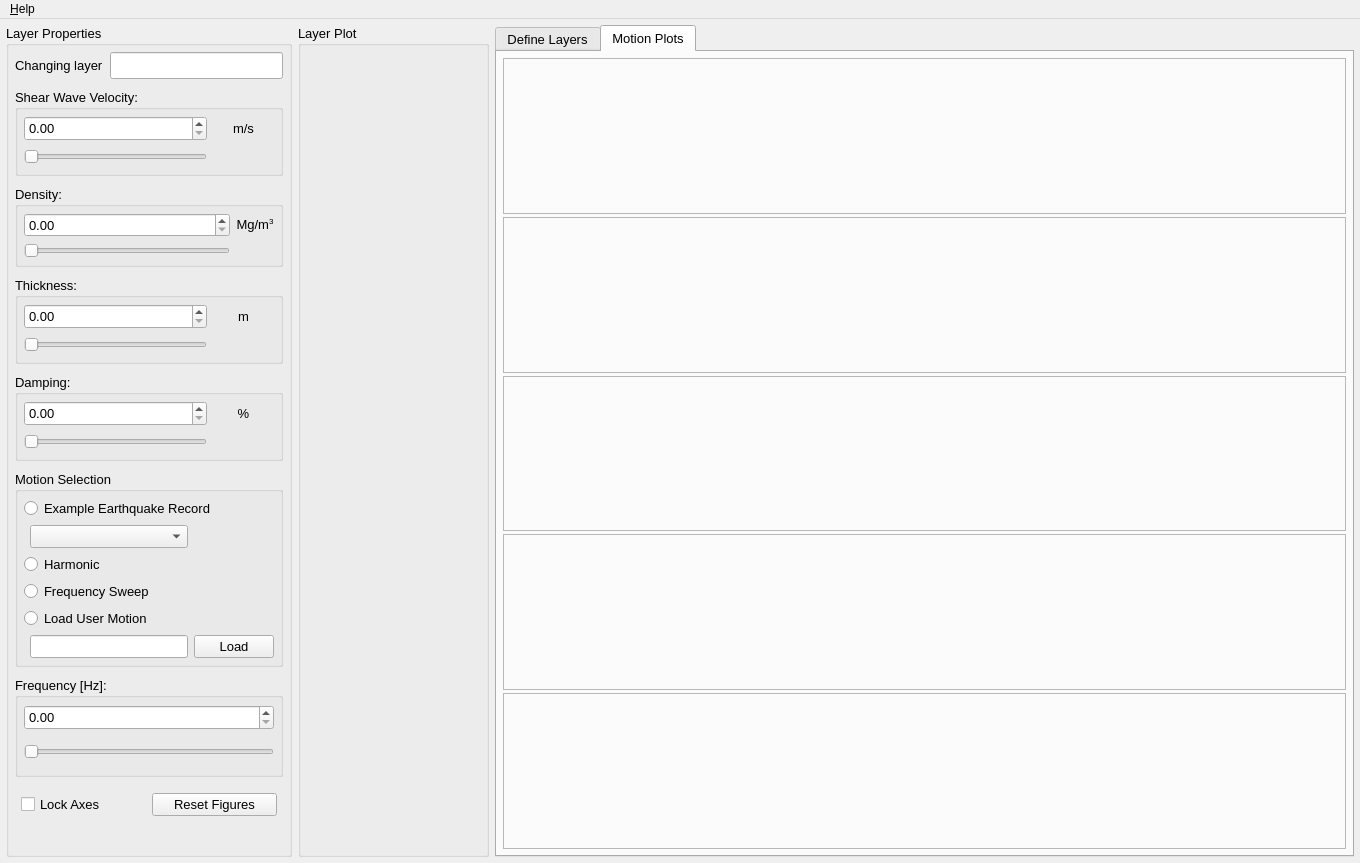
NHERI-SimCenter/TransferFunctionTool, file TransferFunctionTool.ui: the form before one commit.
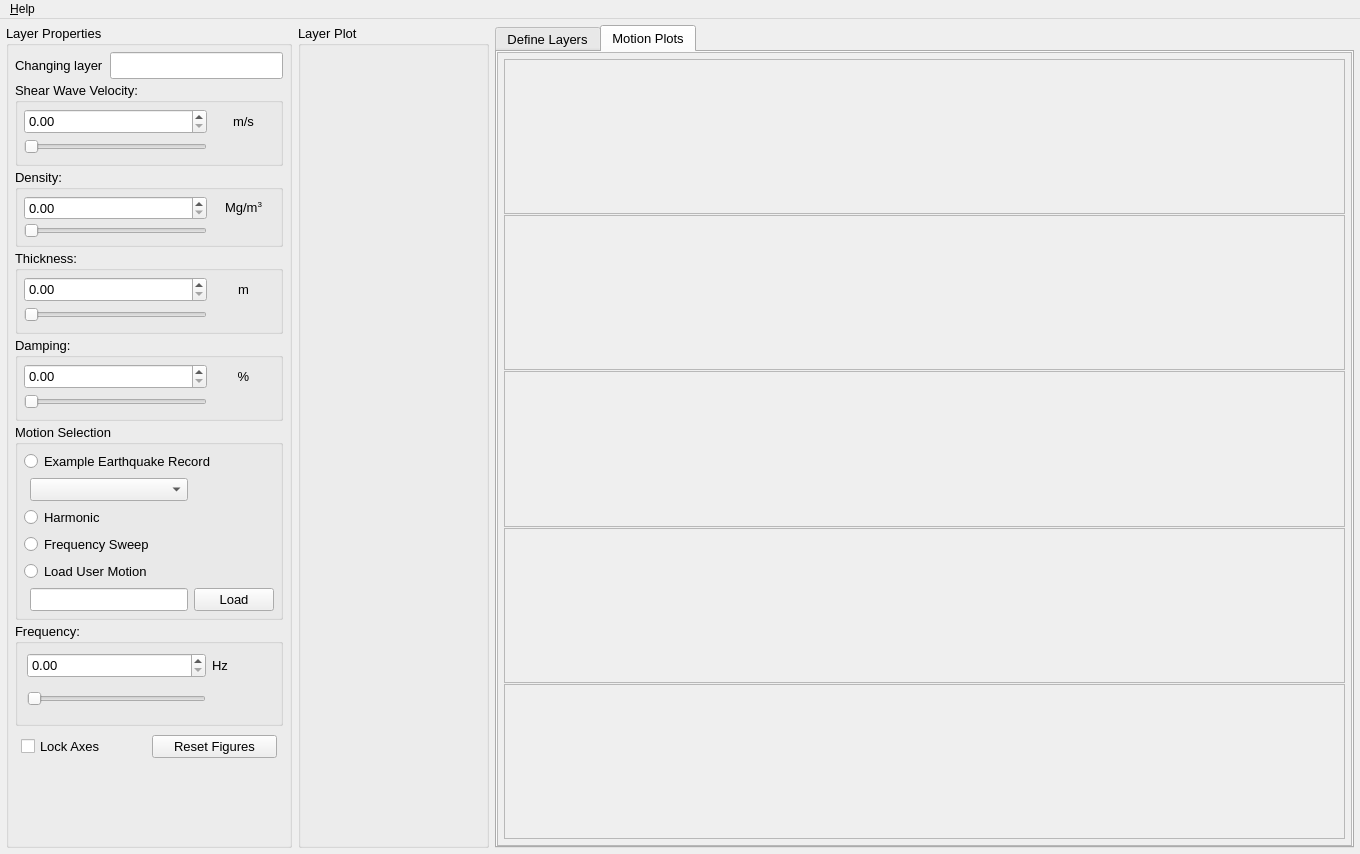
The form after the commit. Icons and pictures are not drawn. Custom widgets are drawn as their Qt base class.

Commit message:
pmh - Adaptation for smaller screen
* added scrollArea
* layout adjustments in controls
* removing figure scale (incomplete)

What changed in the file:
```diff
--- a/TransferFunctionTool.ui
+++ b/TransferFunctionTool.ui
@@ -123,7 +123,7 @@
            <number>6</number>
           </property>
           <property name="verticalSpacing">
-           <number>10</number>
+           <number>3</number>
           </property>
           <item row="8" column="0" colspan="2">
            <widget class="QFrame" name="frame_2">
@@ -187,6 +187,9 @@
              <property name="bottomMargin">
               <number>6</number>
              </property>
+             <property name="verticalSpacing">
+              <number>3</number>
+             </property>
              <item row="0" column="0">
               <widget class="QDoubleSpinBox" name="vsSpinBox">
                <property name="sizePolicy">
@@ -269,7 +272,7 @@
             <property name="title">
              <string>Density:</string>
             </property>
-            <layout class="QGridLayout" name="gridLayout_6" columnstretch="3,0">
+            <layout class="QGridLayout" name="gridLayout_6" columnstretch="3,1">
              <property name="leftMargin">
               <number>6</number>
              </property>
@@ -282,6 +285,9 @@
              <property name="bottomMargin">
               <number>6</number>
              </property>
+             <property name="verticalSpacing">
+              <number>3</number>
+             </property>
              <item row="0" column="0">
               <widget class="QDoubleSpinBox" name="densitySpinBox"/>
              </item>
@@ -340,6 +346,9 @@
              <property name="bottomMargin">
               <number>6</number>
              </property>
+             <property name="verticalSpacing">
+              <number>3</number>
+             </property>
              <item row="1" column="0">
               <widget class="QSlider" name="thicknessSlider">
                <property name="sizePolicy">
@@ -408,22 +417,10 @@
              </size>
             </property>
             <property name="title">
-             <string>Frequency [Hz]:</string>
+             <string>Frequency:</string>
             </property>
-            <layout class="QVBoxLayout" name="verticalLayout_7">
-             <property name="leftMargin">
-              <number>6</number>
-             </property>
-             <property name="topMargin">
-              <number>6</number>
-             </property>
-             <property name="rightMargin">
-              <number>6</number>
-             </property>
-             <property name="bottomMargin">
-              <number>6</number>
-             </property>
-             <item>
+            <layout class="QGridLayout" name="gridLayout" columnstretch="3,1">
+             <item row="0" column="0">
               <widget class="QDoubleSpinBox" name="frequencySpinBox">
                <property name="minimumSize">
                 <size>
@@ -433,7 +430,14 @@
                </property>
               </widget>
              </item>
-             <item>
+             <item row="0" column="1">
+              <widget class="QLabel" name="label">
+               <property name="text">
+                <string>Hz</string>
+               </property>
+              </widget>
+             </item>
+             <item row="1" column="0">
               <widget class="QSlider" name="frequencySlider">
                <property name="sizePolicy">
                 <sizepolicy hsizetype="Expanding" vsizetype="Fixed">
@@ -485,6 +489,9 @@
              <property name="bottomMargin">
               <number>6</number>
              </property>
+             <property name="verticalSpacing">
+              <number>3</number>
+             </property>
              <item row="0" column="0">
               <widget class="QDoubleSpinBox" name="dampingSpinBox">
                <property name="sizePolicy">
@@ -555,7 +562,7 @@
             <property name="title">
              <string>Motion Selection</string>
             </property>
-            <layout class="QGridLayout" name="gridLayout_4">
+            <layout class="QGridLayout" name="gridLayout_4" columnstretch="0,3,1">
              <property name="leftMargin">
               <number>6</number>
              </property>
@@ -568,6 +575,9 @@
              <property name="bottomMargin">
               <number>6</number>
              </property>
+             <property name="verticalSpacing">
+              <number>6</number>
+             </property>
              <item row="5" column="1">
               <widget class="QLineEdit" name="userMotionFile"/>
              </item>
@@ -911,9 +921,39 @@
           <attribute name="title">
            <string>Motion Plots</string>
           </attribute>
-          <layout class="QVBoxLayout" name="verticalLayout_10">
+          <layout class="QVBoxLayout" name="verticalLayout_2" stretch="0">
            <property name="spacing">
-            <number>3</number>
+            <number>0</number>
+           </property>
+           <property name="leftMargin">
+            <number>0</number>
+           </property>
+           <property name="topMargin">
+            <number>0</number>
+           </property>
+           <property name="rightMargin">
+            <number>0</number>
+           </property>
+           <property name="bottomMargin">
+            <number>0</number>
+           </property>
+           <item>
+            <widget class="QScrollArea" name="scrollArea">
+             <property name="widgetResizable">
+              <bool>true</bool>
+             </property>
+             <widget class="QWidget" name="scrollAreaWidgetContents">
+              <property name="geometry">
+               <rect>
+                <x>0</x>
+                <y>0</y>
+                <width>851</width>
+                <height>777</height>
+               </rect>
+              </property>
+              <layout class="QVBoxLayout" name="verticalLayout" stretch="1,1,1,1,1">
+               <property name="spacing">
+                <number>1</number>
            </property>
            <property name="leftMargin">
             <number>6</number>
@@ -945,6 +985,11 @@
            </item>
            <item>
             <widget class="SimFigure" name="FourierOutputFig">
+                 <property name="font">
+                  <font>
+                   <pointsize>9</pointsize>
+                  </font>
+                 </property>
              <property name="frameShape">
               <enum>QFrame::StyledPanel</enum>
              </property>
@@ -989,6 +1034,10 @@
        </item>
       </layout>
      </widget>
+        </widget>
+       </item>
+      </layout>
+     </widget>
     </item>
    </layout>
   </widget>
@@ -998,7 +1047,7 @@
      <x>0</x>
      <y>0</y>
      <width>1360</width>
-     <height>22</height>
+     <height>24</height>
     </rect>
    </property>
    <widget class="QMenu" name="menu_Help">
```
Lines whose indentation alone changed are shown as unchanged. The commit also changes 1 other file.
